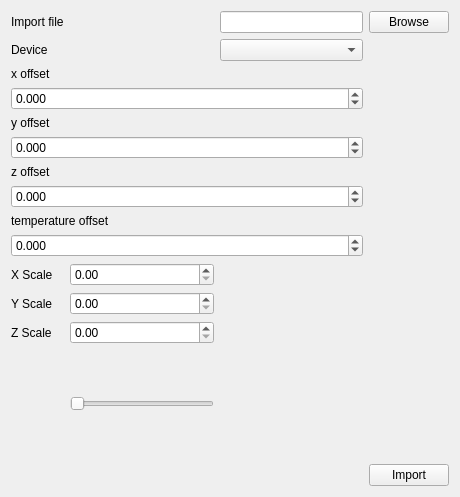
Old version of the form mainwindow.ui in the repository elizandm/tiltTestTool.
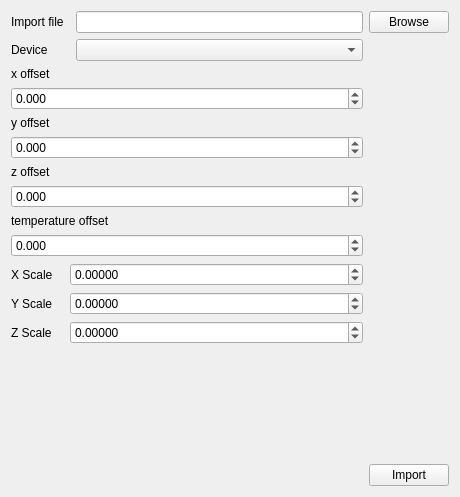
New version of the form.

```diff
--- a/mainwindow.ui
+++ b/mainwindow.ui
@@ -138,19 +138,6 @@
       </property>
      </widget>
     </item>
-    <item row="11" column="1">
-     <widget class="QDoubleSpinBox" name="Y_Scale_Spin"/>
-    </item>
-    <item row="13" column="1">
-     <widget class="QSlider" name="horizontalSlider">
-      <property name="orientation">
-       <enum>Qt::Horizontal</enum>
-      </property>
-     </widget>
-    </item>
-    <item row="10" column="1">
-     <widget class="QDoubleSpinBox" name="X_Scale_spin"/>
-    </item>
     <item row="13" column="0">
      <spacer name="verticalSpacer">
       <property name="orientation">
@@ -164,9 +151,6 @@
       </property>
      </spacer>
     </item>
-    <item row="12" column="1">
-     <widget class="QDoubleSpinBox" name="Z_Scale_Spin"/>
-    </item>
     <item row="10" column="0">
      <widget class="QLabel" name="label_7">
       <property name="text">
@@ -188,6 +172,45 @@
       </property>
      </widget>
     </item>
+    <item row="10" column="1" colspan="2">
+     <widget class="QDoubleSpinBox" name="X_Scale_spin">
+      <property name="decimals">
+       <number>5</number>
+      </property>
+      <property name="minimum">
+       <double>-5.000000000000000</double>
+      </property>
+      <property name="singleStep">
+       <double>0.001000000000000</double>
+      </property>
+     </widget>
+    </item>
+    <item row="11" column="1" colspan="2">
+     <widget class="QDoubleSpinBox" name="Y_Scale_Spin">
+      <property name="decimals">
+       <number>5</number>
+      </property>
+      <property name="minimum">
+       <double>-5.000000000000000</double>
+      </property>
+      <property name="singleStep">
+       <double>0.001000000000000</double>
+      </property>
+     </widget>
+    </item>
+    <item row="12" column="1" colspan="2">
+     <widget class="QDoubleSpinBox" name="Z_Scale_Spin">
+      <property name="decimals">
+       <number>5</number>
+      </property>
+      <property name="minimum">
+       <double>-5.000000000000000</double>
+      </property>
+      <property name="singleStep">
+       <double>0.000010000000000</double>
+      </property>
+     </widget>
+    </item>
    </layout>
   </widget>
  </widget>
```
